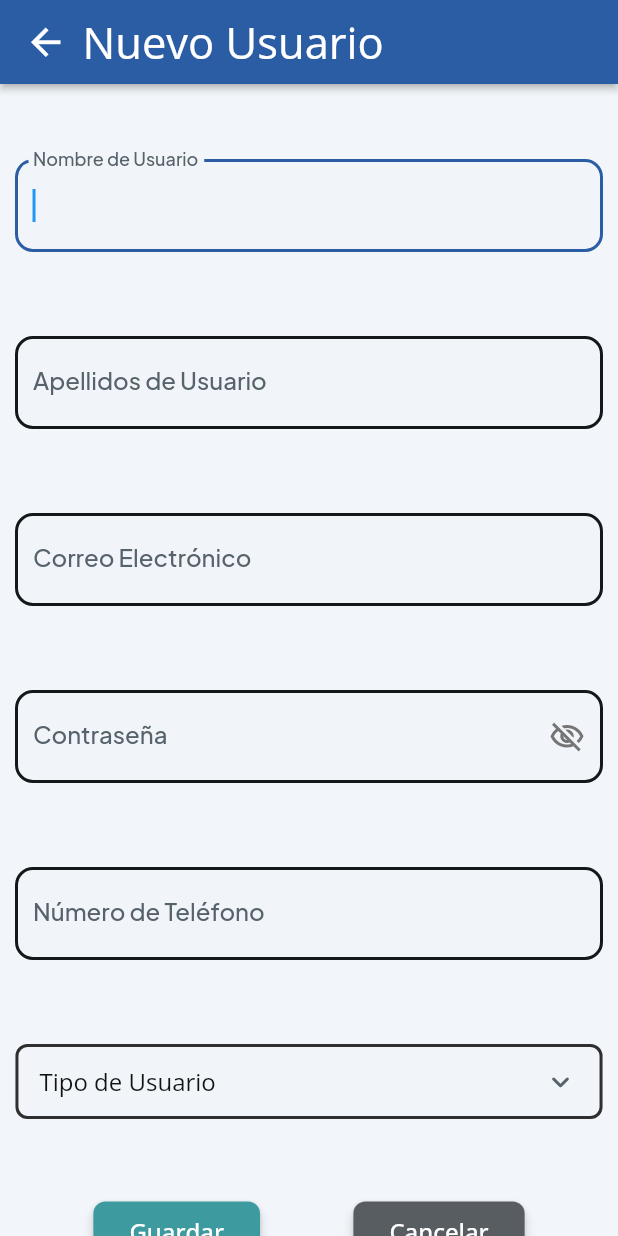
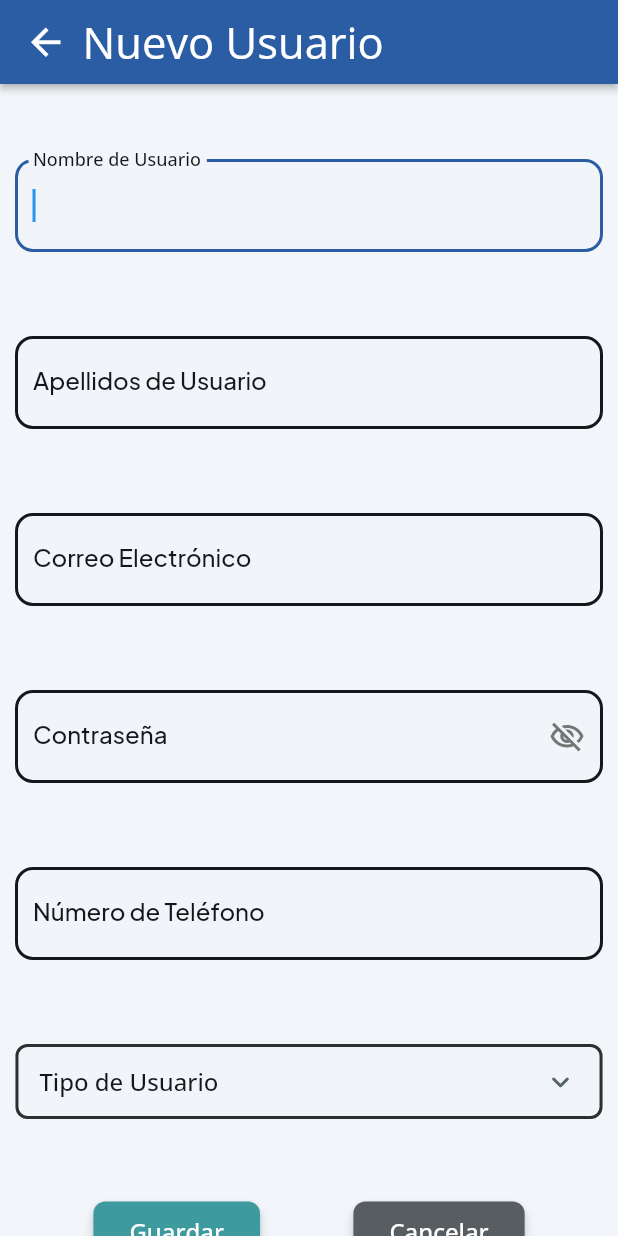
Before and after one commit to RonaldSancho/BarberiaSeulLe-ador_Flutterflow, a Flutter app: the RegistrodeUsuarioWidget screen opened by its route, after a tap on the "arrow back" icon, after a tap on "Nuevo Usuario", on a phone screen of 412 x 824 dp. Run offline on Flutter 3.47's test engine with Material 2 defaults, Android fonts, the phone set to English and light mode, and no system bars; drawn by our look-alikes of auto_size_text; our stand-ins replace cloud_firestore, data_table_2, dropdown_button2, file_picker, firebase_auth, firebase_core and 17 more; missing offline and left inert: json_path, mime_type; accounts and stored records are empty; network calls fail.

Commit message:
Se modifican los estilos de las páginas de InicioSesion, RegistroUsuario y NuevoUsuario

```diff
--- a/lib/modulo_autenticacion/registrode_usuario/registrode_usuario_widget.dart
+++ b/lib/modulo_autenticacion/registrode_usuario/registrode_usuario_widget.dart
@@ -246,13 +246,17 @@ class _RegistrodeUsuarioWidgetState extends State<RegistrodeUsuarioWidget>
                                                   .override(
                                                     fontFamily:
                                                         'Plus Jakarta Sans',
-                                                    color: Color(0xFF57636C),
+                                                    color: FlutterFlowTheme.of(
+                                                            context)
+                                                        .primaryText,
                                                     fontSize: 16.0,
                                                     fontWeight: FontWeight.w500,
                                                   ),
                                               enabledBorder: OutlineInputBorder(
                                                 borderSide: BorderSide(
-                                                  color: Color(0xFFF1F4F8),
+                                                  color: FlutterFlowTheme.of(
+                                                          context)
+                                                      .primaryText,
                                                   width: 2.0,
                                                 ),
                                                 borderRadius:
@@ -322,13 +326,17 @@ class _RegistrodeUsuarioWidgetState extends State<RegistrodeUsuarioWidget>
                                                   .override(
                                                     fontFamily:
                                                         'Plus Jakarta Sans',
-                                                    color: Color(0xFF57636C),
+                                                    color: FlutterFlowTheme.of(
+                                                            context)
+                                                        .primaryText,
                                                     fontSize: 16.0,
                                                     fontWeight: FontWeight.w500,
                                                   ),
                                               enabledBorder: OutlineInputBorder(
                                                 borderSide: BorderSide(
-                                                  color: Color(0xFFF1F4F8),
+                                                  color: FlutterFlowTheme.of(
+                                                          context)
+                                                      .primaryText,
                                                   width: 2.0,
                                                 ),
                                                 borderRadius:
@@ -400,13 +408,17 @@ class _RegistrodeUsuarioWidgetState extends State<RegistrodeUsuarioWidget>
                                                   .override(
                                                     fontFamily:
                                                         'Plus Jakarta Sans',
-                                                    color: Color(0xFF57636C),
+                                                    color: FlutterFlowTheme.of(
+                                                            context)
+                                                        .primaryText,
                                                     fontSize: 16.0,
                                                     fontWeight: FontWeight.w500,
                                                   ),
                                               enabledBorder: OutlineInputBorder(
                                                 borderSide: BorderSide(
-                                                  color: Color(0xFFF1F4F8),
+                                                  color: FlutterFlowTheme.of(
+                                                          context)
+                                                      .primaryText,
                                                   width: 2.0,
                                                 ),
                                                 borderRadius:
@@ -481,13 +493,17 @@ class _RegistrodeUsuarioWidgetState extends State<RegistrodeUsuarioWidget>
                                                   .override(
                                                     fontFamily:
                                                         'Plus Jakarta Sans',
-                                                    color: Color(0xFF57636C),
+                                                    color: FlutterFlowTheme.of(
+                                                            context)
+                                                        .primaryText,
                                                     fontSize: 16.0,
                                                     fontWeight: FontWeight.w500,
                                                   ),
                                               enabledBorder: OutlineInputBorder(
                                                 borderSide: BorderSide(
-                                                  color: Color(0xFFF1F4F8),
+                                                  color: FlutterFlowTheme.of(
+                                                          context)
+                                                      .primaryText,
                                                   width: 2.0,
                                                 ),
                                                 borderRadius:
@@ -561,13 +577,17 @@ class _RegistrodeUsuarioWidgetState extends State<RegistrodeUsuarioWidget>
                                                   .override(
                                                     fontFamily:
                                                         'Plus Jakarta Sans',
-                                                    color: Color(0xFF57636C),
+                                                    color: FlutterFlowTheme.of(
+                                                            context)
+                                                        .primaryText,
                                                     fontSize: 16.0,
                                                     fontWeight: FontWeight.w500,
                                                   ),
                                               enabledBorder: OutlineInputBorder(
                                                 borderSide: BorderSide(
-                                                  color: Color(0xFFF1F4F8),
+                                                  color: FlutterFlowTheme.of(
+                                                          context)
+                                                      .primaryText,
                                                   width: 2.0,
                                                 ),
                                                 borderRadius:
@@ -755,7 +775,9 @@ class _RegistrodeUsuarioWidgetState extends State<RegistrodeUsuarioWidget>
                                                       .override(
                                                         fontFamily: 'OpenSans ',
                                                         color:
-                                                            Color(0xFF57636C),
+                                                            FlutterFlowTheme.of(
+                                                                    context)
+                                                                .primaryText,
                                                         fontSize: 16.0,
                                                         fontWeight:
                                                             FontWeight.w500,
--- a/lib/modulo_usuarios/nuevo_usuario/nuevo_usuario_widget.dart
+++ b/lib/modulo_usuarios/nuevo_usuario/nuevo_usuario_widget.dart
@@ -137,9 +137,9 @@ class _NuevoUsuarioWidgetState extends State<NuevoUsuarioWidget> {
                               labelStyle: FlutterFlowTheme.of(context)
                                   .labelLarge
                                   .override(
-                                    fontFamily: 'Plus Jakarta Sans',
-                                    color: Color(0xFF57636C),
-                                    fontSize: 16.0,
+                                    fontFamily: 'Open Sans',
+                                    color: FlutterFlowTheme.of(context)
+                                        .primaryText,
                                     fontWeight: FontWeight.w500,
                                   ),
                               enabledBorder: OutlineInputBorder(
@@ -214,7 +214,8 @@ class _NuevoUsuarioWidgetState extends State<NuevoUsuarioWidget> {
                                   .labelLarge
                                   .override(
                                     fontFamily: 'Plus Jakarta Sans',
-                                    color: Color(0xFF57636C),
+                                    color: FlutterFlowTheme.of(context)
+                                        .primaryText,
                                     fontSize: 16.0,
                                     fontWeight: FontWeight.w500,
                                   ),
@@ -290,7 +291,8 @@ class _NuevoUsuarioWidgetState extends State<NuevoUsuarioWidget> {
                                   .labelLarge
                                   .override(
                                     fontFamily: 'Plus Jakarta Sans',
-                                    color: Color(0xFF57636C),
+                                    color: FlutterFlowTheme.of(context)
+                                        .primaryText,
                                     fontSize: 16.0,
                                     fontWeight: FontWeight.w500,
                                   ),
@@ -367,7 +369,8 @@ class _NuevoUsuarioWidgetState extends State<NuevoUsuarioWidget> {
                                   .labelLarge
                                   .override(
                                     fontFamily: 'Plus Jakarta Sans',
-                                    color: Color(0xFF57636C),
+                                    color: FlutterFlowTheme.of(context)
+                                        .primaryText,
                                     fontSize: 16.0,
                                     fontWeight: FontWeight.w500,
                                   ),
@@ -456,7 +459,8 @@ class _NuevoUsuarioWidgetState extends State<NuevoUsuarioWidget> {
                                   .labelLarge
                                   .override(
                                     fontFamily: 'Plus Jakarta Sans',
-                                    color: Color(0xFF57636C),
+                                    color: FlutterFlowTheme.of(context)
+                                        .primaryText,
                                     fontSize: 16.0,
                                     fontWeight: FontWeight.w500,
                                   ),
@@ -526,7 +530,8 @@ class _NuevoUsuarioWidgetState extends State<NuevoUsuarioWidget> {
                       textStyle:
                           FlutterFlowTheme.of(context).labelLarge.override(
                                 fontFamily: 'Open Sans',
-                                color: Color(0xFF101213),
+                                color: FlutterFlowTheme.of(context).primaryText,
+                                fontWeight: FontWeight.w500,
                               ),
                       hintText: 'Tipo de Usuario',
                       icon: Icon(
```
Also changed, not shown: lib/modulo_autenticacion/iniciode_sesion/iniciode_sesion_widget.dart (+21 -7 lines), lib/modulo_autenticacion/recuperar_contrasenna/recuperar_contrasenna_widget.dart (+9 -3 lines), lib/modulo_autenticacion/reenviar_correo/reenviar_correo_widget.dart (+5 -2 lines).
